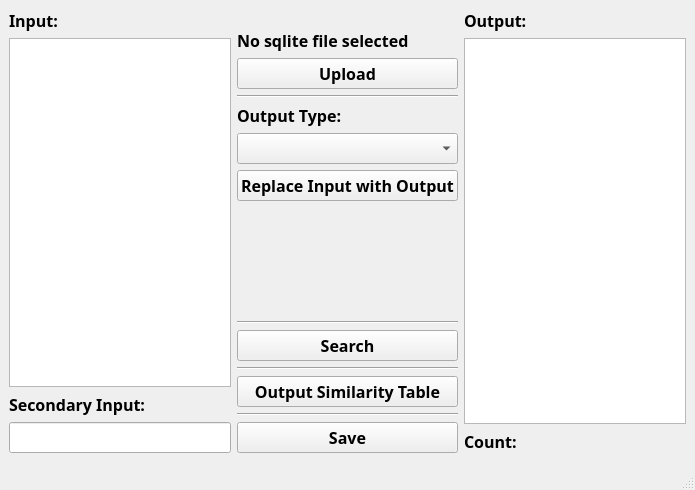
Before: the Qt Designer form ui_main_window.ui in Tyler-Hostetler/BioSynthNexus, drawn with Qt 5.
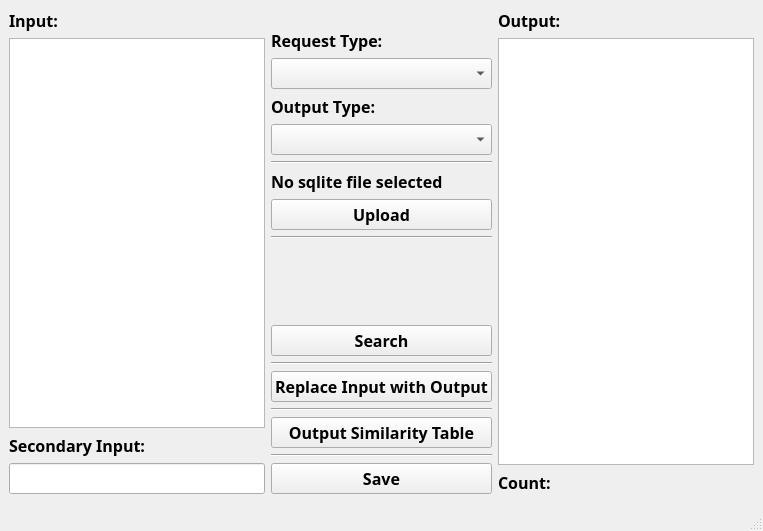
After: the same form once the commit is applied.

Commit message: Add UI Element: RequestType, Reordered UniProt Request List

The edit to the form file:
```diff
--- a/ui_main_window.ui
+++ b/ui_main_window.ui
@@ -37,8 +37,8 @@
         <item>
          <widget class="QTextEdit" name="input_textedit">
           <property name="sizePolicy">
-           <sizepolicy hsizetype="Expanding" vsizetype="Expanding">
-            <horstretch>0</horstretch>
+           <sizepolicy hsizetype="MinimumExpanding" vsizetype="Expanding">
+            <horstretch>80</horstretch>
             <verstretch>0</verstretch>
            </sizepolicy>
           </property>
@@ -74,6 +74,33 @@
           </property>
          </spacer>
         </item>
+        <item>
+         <widget class="QLabel" name="label">
+          <property name="text">
+           <string>Request Type:</string>
+          </property>
+         </widget>
+        </item>
+        <item>
+         <widget class="QComboBox" name="request_type_combobox"/>
+        </item>
+        <item>
+         <widget class="QLabel" name="output_type_label">
+          <property name="text">
+           <string>Output Type:</string>
+          </property>
+         </widget>
+        </item>
+        <item>
+         <widget class="QComboBox" name="output_type_combobox"/>
+        </item>
+        <item>
+         <widget class="Line" name="line">
+          <property name="orientation">
+           <enum>Qt::Horizontal</enum>
+          </property>
+         </widget>
+        </item>
         <item>
          <widget class="QLabel" name="sql_label">
           <property name="sizePolicy">
@@ -111,43 +138,22 @@
           </property>
          </widget>
         </item>
-        <item>
-         <widget class="QLabel" name="output_type_label">
-          <property name="text">
-           <string>Output Type:</string>
-          </property>
-         </widget>
-        </item>
-        <item>
-         <widget class="QComboBox" name="output_type_combobox"/>
-        </item>
-        <item>
-         <widget class="QPushButton" name="output_to_input_button">
-          <property name="text">
-           <string>Replace Input with Output</string>
-          </property>
-         </widget>
-        </item>
         <item>
          <spacer name="verticalSpacer_4">
           <property name="orientation">
            <enum>Qt::Vertical</enum>
           </property>
+          <property name="sizeType">
+           <enum>QSizePolicy::MinimumExpanding</enum>
+          </property>
           <property name="sizeHint" stdset="0">
            <size>
             <width>20</width>
-            <height>40</height>
+            <height>80</height>
            </size>
           </property>
          </spacer>
         </item>
-        <item>
-         <widget class="Line" name="line_3">
-          <property name="orientation">
-           <enum>Qt::Horizontal</enum>
-          </property>
-         </widget>
-        </item>
         <item>
          <widget class="QPushButton" name="search_button">
           <property name="text">
@@ -155,6 +161,20 @@
           </property>
          </widget>
         </item>
+        <item>
+         <widget class="Line" name="line_3">
+          <property name="orientation">
+           <enum>Qt::Horizontal</enum>
+          </property>
+         </widget>
+        </item>
+        <item>
+         <widget class="QPushButton" name="output_to_input_button">
+          <property name="text">
+           <string>Replace Input with Output</string>
+          </property>
+         </widget>
+        </item>
         <item>
          <widget class="Line" name="line_5">
           <property name="orientation">
@@ -195,7 +215,14 @@
          </widget>
         </item>
         <item>
-         <widget class="QTextEdit" name="output_textedit"/>
+         <widget class="QTextEdit" name="output_textedit">
+          <property name="sizePolicy">
+           <sizepolicy hsizetype="MinimumExpanding" vsizetype="Expanding">
+            <horstretch>80</horstretch>
+            <verstretch>0</verstretch>
+           </sizepolicy>
+          </property>
+         </widget>
         </item>
         <item>
          <widget class="QLabel" name="output_count_label">
```
Left out of the diff: 2 changed lines with no effect on the pictures. The commit also changes 1 other file.
